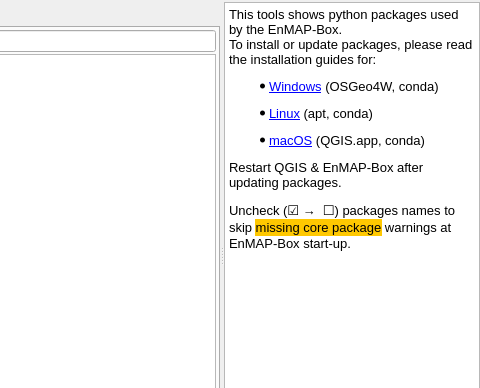
This is enmapbox/gui/ui/pippackageinstaller.ui in EnMAP-Box/enmap-box as Qt 5 draws it before an edit; both pictures show x 615 to 1095 and y 0 to 388 of the 1095 by 536 pixel window. The edited form follows.
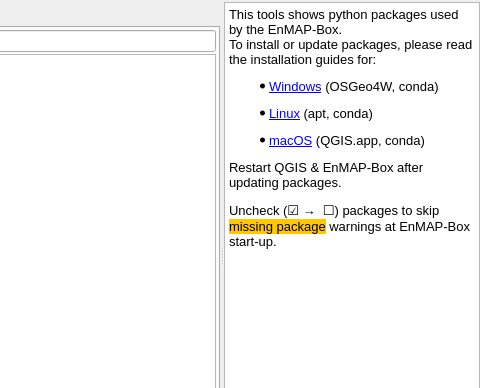
This is the edited form. Icons and pictures are not drawn. Custom widgets are drawn as their Qt base class.

The edit to the form file:
```diff
--- a/enmapbox/gui/ui/pippackageinstaller.ui
+++ b/enmapbox/gui/ui/pippackageinstaller.ui
@@ -275,11 +275,11 @@
 p, li { white-space: pre-wrap; }
 &lt;/style&gt;&lt;/head&gt;&lt;body style=&quot; font-family:'B612'; font-size:11pt; font-weight:400; font-style:normal;&quot;&gt;
 &lt;p style=&quot; margin-top:12px; margin-bottom:12px; margin-left:0px; margin-right:0px; -qt-block-indent:0; text-indent:0px;&quot;&gt;&lt;span style=&quot; font-family:'Sans Serif'; font-size:10pt;&quot;&gt;This tools shows python packages used by the EnMAP-Box. &lt;br /&gt;To install or update packages, please read the installation guides for:&lt;/span&gt;&lt;/p&gt;
-&lt;ul style=&quot;margin-top: 0px; margin-bottom: 0px; margin-left: 0px; margin-right: 0px; -qt-list-indent: 1;&quot;&gt;&lt;li style=&quot; font-family:'Sans Serif'; font-size:10pt;&quot; style=&quot; margin-top:12px; margin-bottom:12px; margin-left:0px; margin-right:0px; -qt-block-indent:0; text-indent:0px;&quot;&gt;&lt;a href=&quot;https://enmap-box.readthedocs.io/en/latest/usr_section/usr_installation.html#qgis-installation-on-windows&quot;&gt;&lt;span style=&quot; text-decoration: underline; color:#0000ff;&quot;&gt;Windows&lt;/span&gt;&lt;/a&gt; (OSGeo4W, conda)&lt;/li&gt;
-&lt;li style=&quot; font-family:'Sans Serif'; font-size:10pt;&quot; style=&quot; margin-top:12px; margin-bottom:12px; margin-left:0px; margin-right:0px; -qt-block-indent:0; text-indent:0px;&quot;&gt;&lt;a href=&quot;https://enmap-box.readthedocs.io/en/latest/usr_section/usr_installation.html#qgis-installation-on-linux-ubuntu&quot;&gt;&lt;span style=&quot; text-decoration: underline; color:#0000ff;&quot;&gt;Linux&lt;/span&gt;&lt;/a&gt; (apt, conda)&lt;/li&gt;
-&lt;li style=&quot; font-family:'Sans Serif'; font-size:10pt;&quot; style=&quot; margin-top:12px; margin-bottom:12px; margin-left:0px; margin-right:0px; -qt-block-indent:0; text-indent:0px;&quot;&gt;&lt;a href=&quot;https://enmap-box.readthedocs.io/en/latest/usr_section/usr_installation.html#qgis-installation-on-macos&quot;&gt;&lt;span style=&quot; text-decoration: underline; color:#0000ff;&quot;&gt;macOS&lt;/span&gt;&lt;/a&gt; (QGIS.app, conda)&lt;/li&gt;&lt;/ul&gt;
+&lt;ul style=&quot;margin-top: 0px; margin-bottom: 0px; margin-left: 0px; margin-right: 0px; -qt-list-indent: 1;&quot;&gt;&lt;li style=&quot; font-family:'Sans Serif'; font-size:10pt;&quot; style=&quot; margin-top:12px; margin-bottom:12px; margin-left:0px; margin-right:0px; -qt-block-indent:0; text-indent:0px;&quot;&gt;&lt;a href=&quot;https://enmap-box.readthedocs.io/en/latest/usr_section/usr_installation.html#install-python-dependencies&quot;&gt;&lt;span style=&quot; text-decoration: underline; color:#0000ff;&quot;&gt;Windows&lt;/span&gt;&lt;/a&gt; (OSGeo4W, conda)&lt;/li&gt;
+&lt;li style=&quot; font-family:'Sans Serif'; font-size:10pt;&quot; style=&quot; margin-top:12px; margin-bottom:12px; margin-left:0px; margin-right:0px; -qt-block-indent:0; text-indent:0px;&quot;&gt;&lt;a href=&quot;https://enmap-box.readthedocs.io/en/latest/usr_section/usr_installation.html#install-python-dependencies&quot;&gt;&lt;span style=&quot; text-decoration: underline; color:#0000ff;&quot;&gt;Linux&lt;/span&gt;&lt;/a&gt; (apt, conda)&lt;/li&gt;
+&lt;li style=&quot; font-family:'Sans Serif'; font-size:10pt;&quot; style=&quot; margin-top:12px; margin-bottom:12px; margin-left:0px; margin-right:0px; -qt-block-indent:0; text-indent:0px;&quot;&gt;&lt;a href=&quot;https://enmap-box.readthedocs.io/en/latest/usr_section/usr_installation.html#install-python-dependencies&quot;&gt;&lt;span style=&quot; text-decoration: underline; color:#0000ff;&quot;&gt;macOS&lt;/span&gt;&lt;/a&gt; (QGIS.app, conda)&lt;/li&gt;&lt;/ul&gt;
 &lt;p style=&quot; margin-top:12px; margin-bottom:12px; margin-left:0px; margin-right:0px; -qt-block-indent:0; text-indent:0px;&quot;&gt;&lt;span style=&quot; font-family:'Sans Serif'; font-size:10pt;&quot;&gt;Restart QGIS &amp;amp; EnMAP-Box after updating packages.&lt;/span&gt;&lt;/p&gt;
-&lt;p style=&quot; margin-top:12px; margin-bottom:12px; margin-left:0px; margin-right:0px; -qt-block-indent:0; text-indent:0px;&quot;&gt;&lt;span style=&quot; font-family:'Sans Serif'; font-size:10pt;&quot;&gt;Uncheck (☑ →  ☐) packages names to skip &lt;/span&gt;&lt;span style=&quot; font-family:'Sans Serif'; font-size:10pt; background-color:#ffc800;&quot;&gt;missing core package&lt;/span&gt;&lt;span style=&quot; font-family:'Sans Serif'; font-size:10pt;&quot;&gt; warnings at EnMAP-Box start-up.&lt;/span&gt;&lt;/p&gt;&lt;/body&gt;&lt;/html&gt;</string>
+&lt;p style=&quot; margin-top:12px; margin-bottom:12px; margin-left:0px; margin-right:0px; -qt-block-indent:0; text-indent:0px;&quot;&gt;&lt;span style=&quot; font-family:'Sans Serif'; font-size:10pt;&quot;&gt;Uncheck (☑ →  ☐) packages to skip &lt;/span&gt;&lt;span style=&quot; font-family:'Sans Serif'; font-size:10pt; background-color:#ffc800;&quot;&gt;missing package&lt;/span&gt;&lt;span style=&quot; font-family:'Sans Serif'; font-size:10pt;&quot;&gt; warnings at EnMAP-Box start-up.&lt;/span&gt;&lt;/p&gt;&lt;/body&gt;&lt;/html&gt;</string>
       </property>
       <property name="acceptRichText">
        <bool>false</bool>
```
